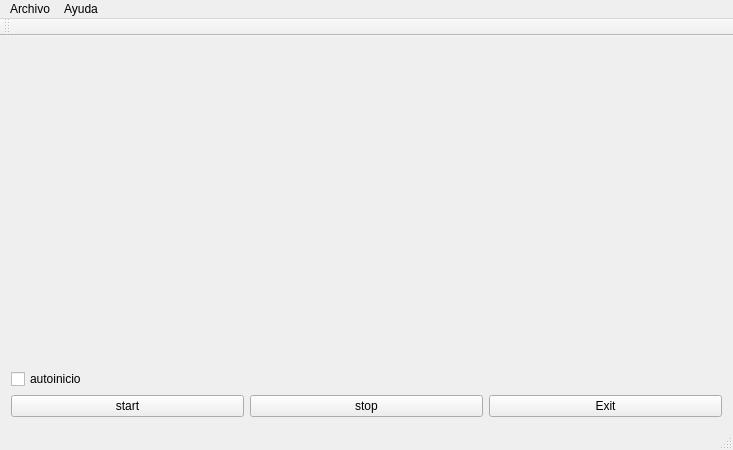
First picture: the form in mainwindow.ui, repository Lprigara/Proyecto-Qt-Visor, before the edit.
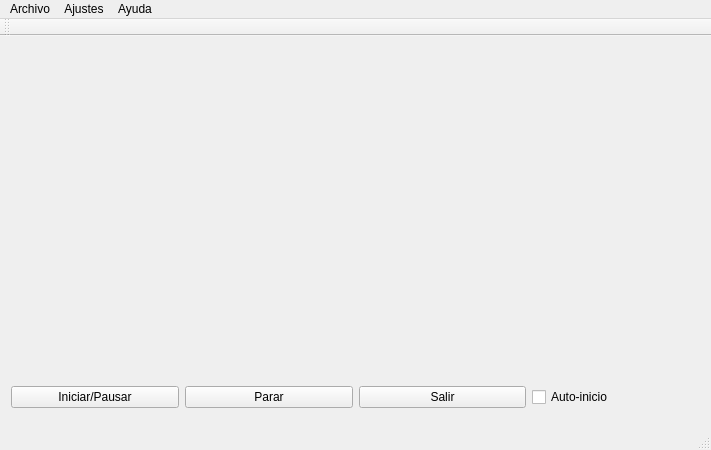
Second picture: the form after the edit.

```diff
--- a/mainwindow.ui
+++ b/mainwindow.ui
@@ -6,7 +6,7 @@
    <rect>
     <x>0</x>
     <y>0</y>
-    <width>733</width>
+    <width>711</width>
     <height>450</height>
    </rect>
   </property>
@@ -14,11 +14,37 @@
    <string>MainWindow</string>
   </property>
   <widget class="QWidget" name="centralWidget">
+   <property name="sizePolicy">
+    <sizepolicy hsizetype="Preferred" vsizetype="Preferred">
+     <horstretch>0</horstretch>
+     <verstretch>0</verstretch>
+    </sizepolicy>
+   </property>
+   <property name="minimumSize">
+    <size>
+     <width>711</width>
+     <height>0</height>
+    </size>
+   </property>
    <layout class="QGridLayout" name="gridLayout">
-    <item row="0" column="0" colspan="3">
+    <item row="3" column="0">
+     <widget class="QPushButton" name="start">
+      <property name="text">
+       <string>Iniciar/Pausar</string>
+      </property>
+     </widget>
+    </item>
+    <item row="3" column="1">
+     <widget class="QPushButton" name="stop">
+      <property name="text">
+       <string>Parar</string>
+      </property>
+     </widget>
+    </item>
+    <item row="0" column="0" colspan="4">
      <widget class="QLabel" name="label">
       <property name="sizePolicy">
-       <sizepolicy hsizetype="Preferred" vsizetype="Preferred">
+       <sizepolicy hsizetype="Ignored" vsizetype="Ignored">
         <horstretch>0</horstretch>
         <verstretch>0</verstretch>
        </sizepolicy>
@@ -40,31 +66,17 @@
       </property>
      </widget>
     </item>
-    <item row="2" column="1">
-     <widget class="QPushButton" name="stop">
-      <property name="text">
-       <string>stop</string>
-      </property>
-     </widget>
-    </item>
-    <item row="2" column="2">
-     <widget class="QPushButton" name="exit">
-      <property name="text">
-       <string>Exit</string>
-      </property>
-     </widget>
-    </item>
-    <item row="2" column="0">
-     <widget class="QPushButton" name="start">
-      <property name="text">
-       <string>start</string>
-      </property>
-     </widget>
-    </item>
-    <item row="1" column="0">
+    <item row="3" column="3">
      <widget class="QCheckBox" name="autoinicio">
       <property name="text">
-       <string>autoinicio</string>
+       <string>Auto-inicio</string>
+      </property>
+     </widget>
+    </item>
+    <item row="3" column="2">
+     <widget class="QPushButton" name="exit">
+      <property name="text">
+       <string>Salir</string>
       </property>
      </widget>
     </item>
@@ -75,7 +87,7 @@
     <rect>
      <x>0</x>
      <y>0</y>
-     <width>733</width>
+     <width>711</width>
      <height>20</height>
     </rect>
    </property>
@@ -92,7 +104,15 @@
     </property>
     <addaction name="actionAcerca_de"/>
    </widget>
+   <widget class="QMenu" name="menuAjustes">
+    <property name="title">
+     <string>Ajustes</string>
+    </property>
+    <addaction name="separator"/>
+    <addaction name="actionPreferencias"/>
+   </widget>
    <addaction name="menuArchivo"/>
+   <addaction name="menuAjustes"/>
    <addaction name="menuAyuda"/>
   </widget>
   <widget class="QToolBar" name="mainToolBar">
```
Left out of the diff: 13 changed lines with no effect on the pictures.
